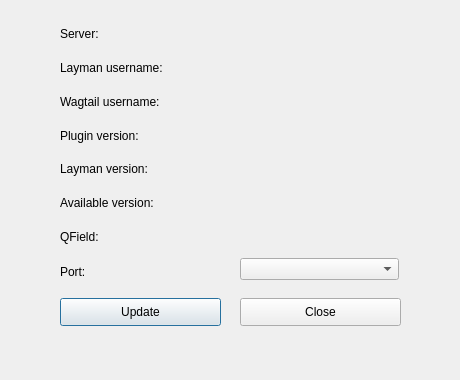
First picture: the form in dlg_userInfo.ui, repository LESPROJEKT/qgis-layman-plugin, before the edit.
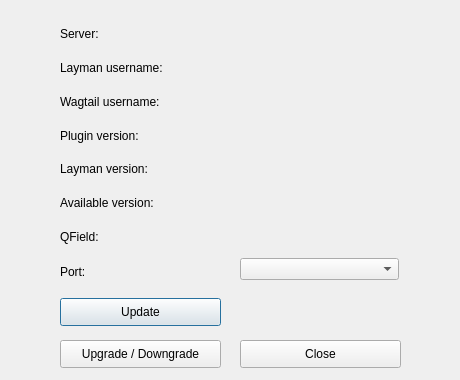
Second picture: the form after the edit. Icons and pictures are not drawn.

```diff
--- a/dlg_userInfo.ui
+++ b/dlg_userInfo.ui
@@ -49,7 +49,7 @@
    <property name="geometry">
     <rect>
      <x>240</x>
-     <y>298</y>
+     <y>340</y>
      <width>161</width>
      <height>28</height>
     </rect>
@@ -203,6 +203,19 @@
     </rect>
    </property>
   </widget>
+  <widget class="QPushButton" name="pushButton_upgrade_downgrade">
+   <property name="geometry">
+    <rect>
+     <x>60</x>
+     <y>340</y>
+     <width>161</width>
+     <height>28</height>
+    </rect>
+   </property>
+   <property name="text">
+    <string>Upgrade / Downgrade</string>
+   </property>
+  </widget>
  </widget>
  <resources/>
  <connections/>
```
